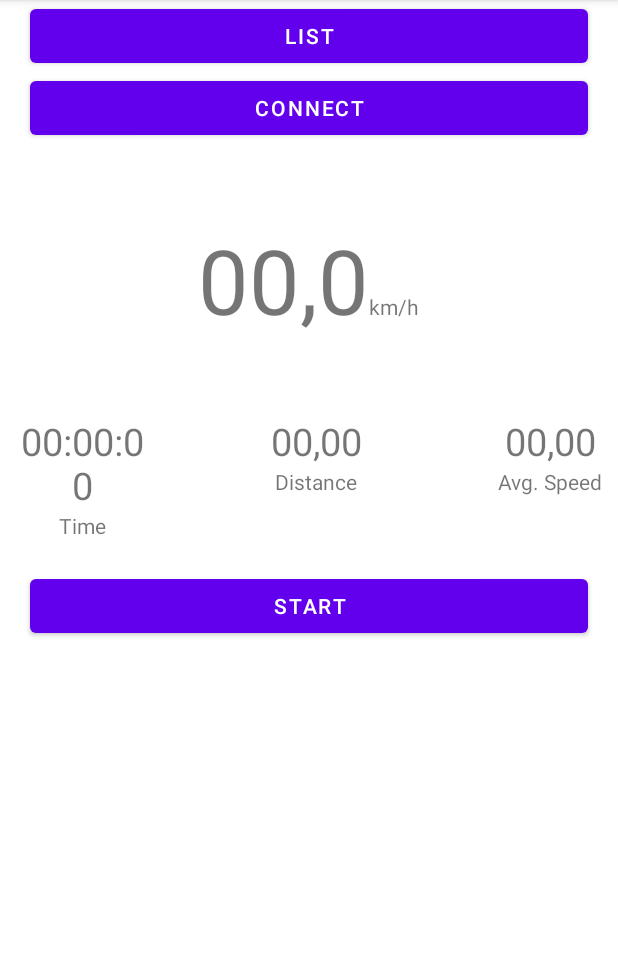
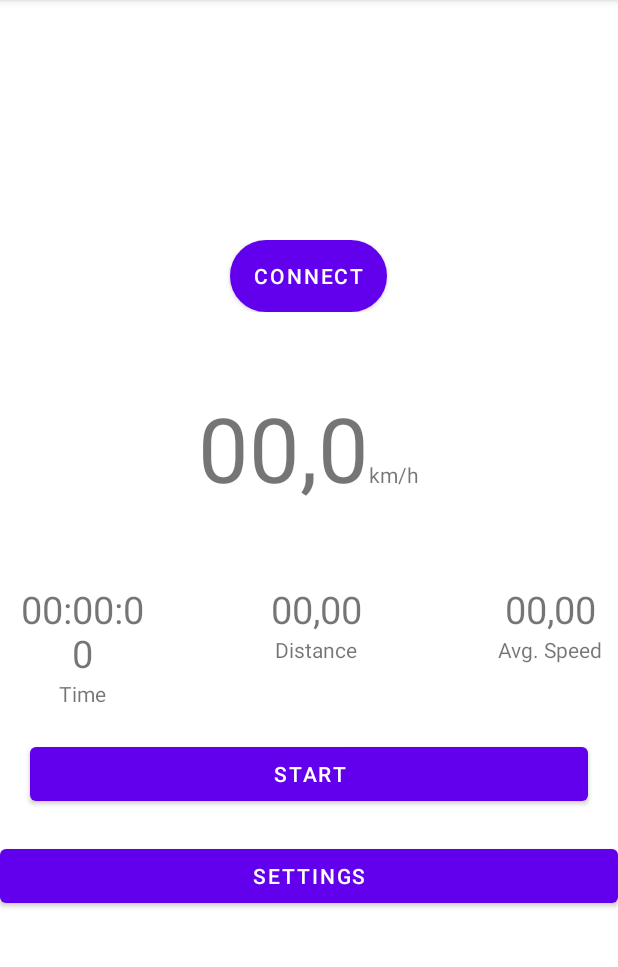
Before and after one commit to JJayU/SpeedMeterProject, an Android app: the screen it shows after launch (MainActivity), on a phone screen of 412 x 824 dp, the part 84-1051 px from its top. Run offline under Robolectric (Android 15) with nearby library versions, the phone set to English and light mode, and no system bars; our stand-ins replace data binding, navigation-ui; 8 statements that could not run were skipped.

Commit message:
Settings created Added prompt when user wants to start a new activity without saving a previous one Changed behaviour of connect button, now when connected it shows current device name GUI tweaks Activity recorder now uses wheel circumference from settings User can choose whether he wants to connect automatically on app startup

```diff
--- a/app/build.gradle
+++ b/app/build.gradle
@@ -41,6 +41,9 @@ dependencies {
     implementation 'androidx.appcompat:appcompat:1.6.1'
     implementation 'com.google.android.material:material:1.8.0'
     implementation 'androidx.constraintlayout:constraintlayout:2.1.4'
+    implementation 'androidx.preference:preference:1.2.0'
+    implementation 'androidx.navigation:navigation-ui-ktx:2.5.3'
+    implementation 'androidx.navigation:navigation-fragment:2.5.3'
     testImplementation 'junit:junit:4.13.2'
     androidTestImplementation 'androidx.test.ext:junit:1.1.5'
     androidTestImplementation 'androidx.test.espresso:espresso-core:3.5.1'
--- a/app/src/main/java/com/example/speedmeterproject/ActivityRecorder.kt
+++ b/app/src/main/java/com/example/speedmeterproject/ActivityRecorder.kt
@@ -6,6 +6,7 @@ import android.util.Log
 import android.util.Xml
 import android.view.View
 import android.widget.Toast
+import androidx.preference.PreferenceManager
 import com.example.speedmeterproject.databinding.ActivityMainBinding
 import java.io.File
 import java.io.StringWriter
@@ -15,6 +16,8 @@ import java.time.LocalDateTime
  * Class to record and process an activity
  */
 class ActivityRecorder(private val context: Context, private var binding: ActivityMainBinding) {
+
+    private val sharedPreferences = PreferenceManager.getDefaultSharedPreferences(context)
 
     /** Time from the beginning of activity */
     var time = ""
@@ -103,7 +106,8 @@ class ActivityRecorder(private val context: Context, private var binding: Activi
 
             if(lastTimeReceivedMillis != 0L && receivedTimeOfRev < 9999){
                 val diffTime: Long = actualTimeMillis - lastTimeReceivedMillis
-                val measuredDistance = diffTime/receivedTimeOfRev * 2.2                 //TODO -> change to configured wheel circumference
+                val wheelCircumference = sharedPreferences.getString("wheel_circ", "")?.toDoubleOrNull() ?: return
+                val measuredDistance = diffTime/receivedTimeOfRev * (wheelCircumference/1000.0)
                 currentSpeed = (measuredDistance/1000.0) / (diffTime/1000.0/60.0/60.0)
 
                 distance += measuredDistance/1000.0
--- /dev/null
+++ b/app/src/main/res/drawable/rounded_button_connected.xml
@@ -0,0 +1,14 @@
+<?xml version="1.0" encoding="utf-8"?>
+<shape
+    xmlns:android="http://schemas.android.com/apk/res/android"
+    android:shape="rectangle">
+    <solid
+        android:color="#BB0000"/>
+    <corners
+        android:radius="50dp"/>
+    <stroke
+        android:width="2dp"
+        android:color="#4EFF00"/>
+
+
+</shape>
--- a/app/src/main/res/layout/activity_main.xml
+++ b/app/src/main/res/layout/activity_main.xml
@@ -3,25 +3,30 @@
     xmlns:app="http://schemas.android.com/apk/res-auto"
     xmlns:tools="http://schemas.android.com/tools">
 
+    <androidx.drawerlayout.widget.DrawerLayout
+        android:layout_width="match_parent"
+        android:layout_height="match_parent">
 
         <LinearLayout
             android:layout_width="match_parent"
             android:layout_height="match_parent"
+            android:gravity="center_vertical"
             android:orientation="vertical">
 
-        <Button
-            android:id="@+id/search_devices_button"
+            <LinearLayout
                 android:layout_width="match_parent"
                 android:layout_height="wrap_content"
-            android:layout_marginHorizontal="20dp"
-            android:text="List" />
+                android:gravity="center_horizontal"
+                android:orientation="horizontal">
 
                 <Button
                     android:id="@+id/ConnectButton"
-            android:layout_width="match_parent"
+                    android:layout_width="wrap_content"
                     android:layout_height="wrap_content"
-            android:layout_marginHorizontal="20dp"
-            android:text="Connect" />
+                    android:background="@drawable/rounded_button_connected"
+                    android:text="@string/no_device_connected" />
+
+            </LinearLayout>
 
             <LinearLayout
                 android:layout_width="wrap_content"
@@ -43,7 +48,7 @@
                     android:id="@+id/textView4"
                     android:layout_width="wrap_content"
                     android:layout_height="wrap_content"
-                android:text="km/h" />
+                    android:text="@string/speed_unit_kmph" />
 
             </LinearLayout>
 
@@ -57,7 +62,7 @@
                     android:layout_width="100dp"
                     android:layout_height="wrap_content"
                     android:orientation="vertical"
-                android:paddingLeft="10dp"
+                    android:paddingStart="10dp"
                     tools:layout_weight="1"
                     tools:paddingRight="10dp">
 
@@ -73,12 +78,12 @@
                         android:id="@+id/tripTimeDesc"
                         android:layout_width="match_parent"
                         android:layout_height="wrap_content"
-                    android:text="Time"
+                        android:text="@string/time"
                         android:textAlignment="center" />
                 </LinearLayout>
 
                 <LinearLayout
-                android:layout_width="100dp"
+                    android:layout_width="0dp"
                     android:layout_height="wrap_content"
                     android:layout_weight="1"
                     android:orientation="vertical"
@@ -97,7 +102,7 @@
                         android:id="@+id/tripDistanceDesc"
                         android:layout_width="match_parent"
                         android:layout_height="wrap_content"
-                    android:text="Distance"
+                        android:text="@string/distance"
                         android:textAlignment="center" />
                 </LinearLayout>
 
@@ -121,7 +126,7 @@
                         android:id="@+id/avgSpeedDesc"
                         android:layout_width="match_parent"
                         android:layout_height="wrap_content"
-                    android:text="Avg. Speed"
+                        android:text="@string/avg_speed"
                         android:textAlignment="center" />
                 </LinearLayout>
             </LinearLayout>
@@ -142,5 +147,14 @@
                 android:visibility="gone"
                 tools:visibility="visible" />
 
+            <Button
+                android:id="@+id/settings_button"
+                android:layout_width="match_parent"
+                android:layout_height="wrap_content"
+                android:text="Settings" />
+
         </LinearLayout>
+
+    </androidx.drawerlayout.widget.DrawerLayout>
+
 </layout>
--- a/app/src/main/res/values/strings.xml
+++ b/app/src/main/res/values/strings.xml
@@ -1,3 +1,12 @@
 <resources>
     <string name="app_name">SpeedMeterProject</string>
+    <string name="title_activity_settings">SettingsActivity</string>
+
+    <string name="settings_bike_header">Bike Settings</string>
+    <string name="settings_app_header">App Settings</string>
+    <string name="no_device_connected">Connect</string>
+    <string name="speed_unit_kmph">km/h</string>
+    <string name="time">Time</string>
+    <string name="distance">Distance</string>
+    <string name="avg_speed">Avg. Speed</string>
 </resources>
```
Also changed, not shown: app/src/main/AndroidManifest.xml (+6 -1 lines), app/src/main/java/com/example/speedmeterproject/BluetoothBridge.kt (+44 -6 lines), app/src/main/java/com/example/speedmeterproject/MainActivity.kt (+22 -32 lines), app/src/main/java/com/example/speedmeterproject/SettingsActivity.kt (added, +36 -0 lines), app/src/main/res/drawable/rounded_button_not_connected.xml (added, +14 -0 lines), app/src/main/res/layout/settings_activity.xml (added, +9 -0 lines), app/src/main/res/values/arrays.xml (added, +22 -0 lines), app/src/main/res/xml/root_preferences.xml (added, +27 -0 lines), app/src/main/java/com/example/speedmeterproject/PermissionManager.kt (line endings or trailing spaces), app/src/main/java/com/example/speedmeterproject/XmlGenerator.kt (indentation only). Lines whose indentation alone changed are shown as unchanged.
